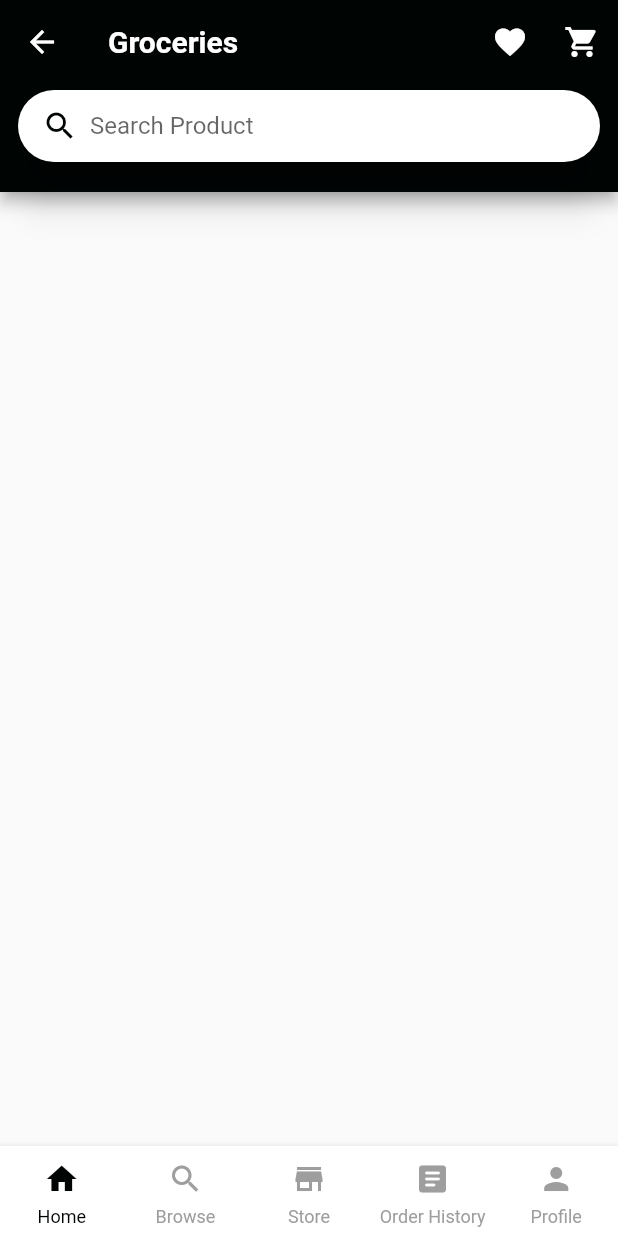
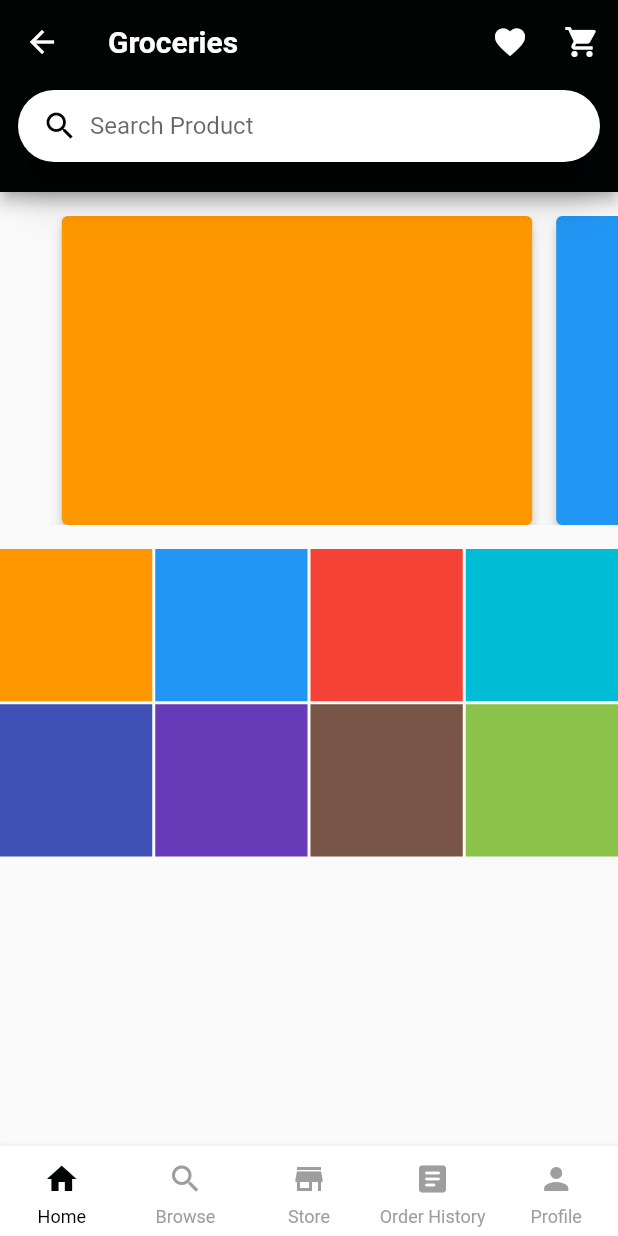
Before and after one commit to TRADLY-PLATFORM/Kittiwake, a Flutter app: the MainPage screen opened by its route, on a phone screen of 412 x 824 dp. Run offline on Flutter 3.47's test engine with Material 2 defaults, Android fonts, the light colour scheme and no system bars; drawn by our look-alikes of carousel_slider; our stand-ins replace get_it, logger.

Commit message:
Home screen design

```diff
--- a/lib/data/utils/app_log_helper.dart
+++ b/lib/data/utils/app_log_helper.dart
@@ -1,4 +1,4 @@
-import 'package:flutter/foundation.dart';
+//import 'package:flutter/foundation.dart';
 import 'package:logger/logger.dart';
 
 //get logger
@@ -17,14 +17,14 @@ class AppLogHelper extends PrettyPrinter {
     var color = PrettyPrinter.levelColors[event.level];
     var emoji = PrettyPrinter.levelEmojis[event.level];
     List<String> logs = [];
-    if (bool.fromEnvironment('PRODUCTION', defaultValue: true) && color !=null) {
+    //if (bool.fromEnvironment('PRODUCTION', defaultValue: true) && color !=null) {
       //have to check is in debug mode or production mode to disable the og or not
       logs.add(
           '==========================================================================');
-      logs.add((color('[ $emoji $className - ${event.message} ]')));
+      logs.add((color!('[ $emoji $className - ${event.message} ]')));
       logs.add(
           '==========================================================================');
-    }
+    //}
     return logs;
   }
 }
--- a/lib/main.dart
+++ b/lib/main.dart
@@ -8,8 +8,7 @@ void main() {
   SystemChrome.setSystemUIOverlayStyle(SystemUiOverlayStyle(
     // For Android.
     // Use [light] for white status bar and [dark] for black status bar.
-    systemNavigationBarIconBrightness: Brightness.light,
-    statusBarIconBrightness: Brightness.dark,
+    statusBarIconBrightness: Brightness.light,
     // For iOS.
     // Use [dark] for white status bar and [light] for black status bar.
     statusBarBrightness: Brightness.dark,
--- a/lib/presentation/ui/home/home_page.dart
+++ b/lib/presentation/ui/home/home_page.dart
@@ -1,9 +1,23 @@
+import 'package:carousel_slider/carousel_slider.dart';
 import 'package:flutter/material.dart';
+import 'package:tradly_grocery_app/presentation/utils/app_constants.dart';
 import 'package:tradly_grocery_app/presentation/utils/app_font.dart';
 import 'package:tradly_grocery_app/presentation/utils/app_text_style.dart';
 import 'package:tradly_grocery_app/presentation/widget/app_bar_search_item.dart';
 
 class HomePage extends StatelessWidget {
+
+  final List<MaterialColor> list = [
+    Colors.orange,
+    Colors.blue,
+    Colors.red,
+    Colors.cyan,
+    Colors.indigo,
+    Colors.deepPurple,
+    Colors.brown,
+    Colors.lightGreen,
+  ];
+
   @override
   Widget build(BuildContext context) {
     return Scaffold(
@@ -12,7 +26,7 @@ class HomePage extends StatelessWidget {
             brightness: Brightness.dark,
             iconTheme: IconThemeData(color: Colors.white),
             title: Text(
-              'Groceries',
+              AppConstants.GROCERIES,
               style: getStyleTitle(context)?.copyWith(
                   color: Colors.white, fontWeight: AppFont.fontWeightBold),
             ),
@@ -23,6 +37,44 @@ class HomePage extends StatelessWidget {
             ],
             bottom: AppBarSearchItem(
                 width: MediaQuery.of(context).size.width,
-                height: kToolbarHeight + 16.0)));
+                height: kToolbarHeight + 16.0)),
+        body: SingleChildScrollView(
+          child: Column(children: [
+            Padding(
+              padding: EdgeInsets.only(top: 16.0),
+              child: CarouselSlider(
+                  options: CarouselOptions(
+                    enlargeStrategy: CenterPageEnlargeStrategy.scale,
+                    enlargeCenterPage: false,
+                    aspectRatio: 2.0,
+                    enableInfiniteScroll: false,
+                  ),
+                  items: list
+                      .map((item) => Card(
+                            margin: EdgeInsets.only(right: 16.0),
+                            child: Center(),
+                            color: item,
+                            elevation: 4.0,
+                          ))
+                      .toList()),
+            ),
+            Padding(
+              padding: EdgeInsets.only(top: 16.0),
+              child: GridView.builder(
+                  itemCount: list.length,
+                  primary: true,
+                  shrinkWrap: true,
+                  physics: NeverScrollableScrollPhysics(),
+                  gridDelegate: SliverGridDelegateWithFixedCrossAxisCount(
+                      crossAxisCount: 4,
+                      crossAxisSpacing: 2.0,
+                      mainAxisSpacing: 2.0),
+                  itemBuilder: (context, index) => Container(
+                        child: Center(),
+                        color: list[index],
+                      )),
+            )
+          ]),
+        ));
   }
 }
--- a/lib/presentation/ui/login/view/login_page.dart
+++ b/lib/presentation/ui/login/view/login_page.dart
@@ -11,6 +11,7 @@ import 'package:tradly_grocery_app/presentation/widget/app_circular_progress_ind
 import 'package:tradly_grocery_app/presentation/widget/modal_progress_hud.dart';
 
 class LoginPage extends StatelessWidget {
+
   static const ROUTE_NAME = '/login';
   final _scaffoldKey = GlobalKey<ScaffoldState>();
   final _formKey = GlobalKey<FormState>();
@@ -30,9 +31,9 @@ class LoginPage extends StatelessWidget {
           backgroundColor: AppColors.PURE_BLACK,
           body: SafeArea(
             child: LayoutBuilder(
-              builder:(context,constraints) => Container(
+              builder:(context,constraints) => Center(
+                child: Container(
                   width: constraints.maxWidth > 400.0 ? 400.0: constraints.maxWidth,
-                alignment: Alignment.center,
                   padding: EdgeInsets.symmetric(vertical: 32.0, horizontal: 32.0),
                     child: SingleChildScrollView(
                       child: Column(
@@ -200,6 +201,7 @@ class LoginPage extends StatelessWidget {
             ),
           ),
         ),
+      ),
     );
   }
 
--- a/lib/presentation/ui/main/main_page.dart
+++ b/lib/presentation/ui/main/main_page.dart
@@ -26,7 +26,7 @@ class MainPage extends StatelessWidget {
     return BaseView<MainViewModel>(
         builder: (buildContext, model, widget) =>
             Scaffold(
-              body: _getbody(model.currentNavigationIndex),
+              body: _getBody(model.currentNavigationIndex),
               bottomNavigationBar: BottomNavigationBar(
                 showUnselectedLabels: true,
                 backgroundColor: Colors.white,
@@ -49,7 +49,7 @@ class MainPage extends StatelessWidget {
             ));
   }
 
-  Widget _getbody(int index){
+  Widget _getBody(int index){
     switch(Navigation.values[index]){
       case Navigation.HOME:
         return HomePage();
--- a/lib/presentation/ui/profile/profile_page.dart
+++ b/lib/presentation/ui/profile/profile_page.dart
@@ -1,7 +1,6 @@
 import 'package:flutter/material.dart';
 import 'package:tradly_grocery_app/presentation/utils/app_font.dart';
 import 'package:tradly_grocery_app/presentation/utils/app_text_style.dart';
-import 'package:tradly_grocery_app/presentation/widget/app_bar_search_item.dart';
 
 class ProfilePage extends StatelessWidget {
 
--- a/lib/presentation/utils/app_constants.dart
+++ b/lib/presentation/utils/app_constants.dart
@@ -1,3 +1,4 @@
 class AppConstants {
   static const String TRADLY_GROCERY = 'Tradly Grocery';
+  static const String GROCERIES = 'Groceries';
 }
--- a/pubspec.yaml
+++ b/pubspec.yaml
@@ -33,6 +33,7 @@ dependencies:
   provider: ^5.0.0
   get_it: ^7.1.3
   photo_view: ^0.11.1
+  carousel_slider: ^4.0.0
 
 dev_dependencies:
   flutter_test:
```
Also changed, not shown: pubspec.lock. Lines whose indentation alone changed are shown as unchanged.
